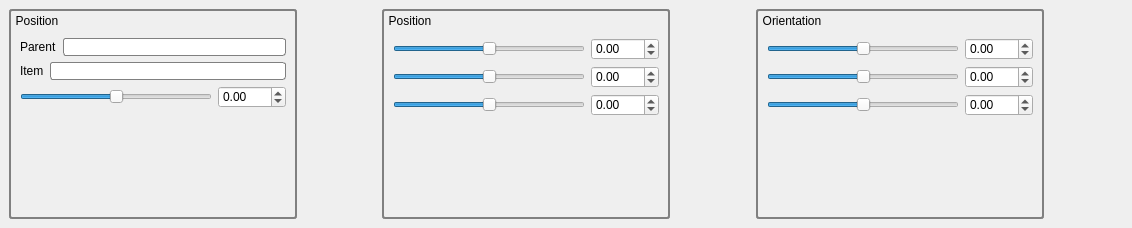
Qt form qtWidgets/ui/inspector_tab.ui (golems/grip2) before a commit.
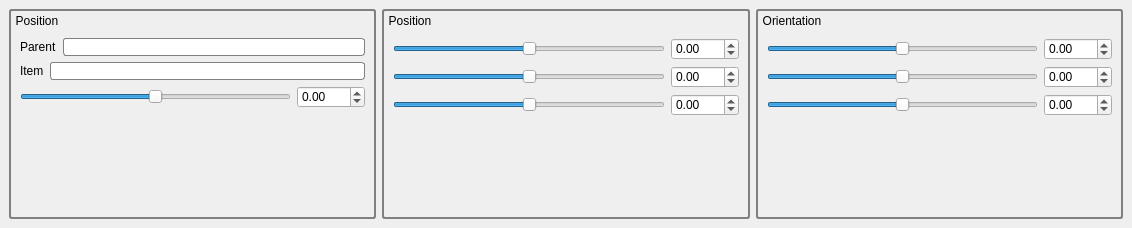
The same form after that commit. Custom widgets are drawn as their Qt base class.

Patch:
```diff
--- a/qtWidgets/ui/inspector_tab.ui
+++ b/qtWidgets/ui/inspector_tab.ui
@@ -148,19 +148,6 @@
       </layout>
      </widget>
     </item>
-    <item>
-     <spacer name="horizontalSpacer">
-      <property name="orientation">
-       <enum>Qt::Horizontal</enum>
-      </property>
-      <property name="sizeHint" stdset="0">
-       <size>
-        <width>79</width>
-        <height>20</height>
-       </size>
-      </property>
-     </spacer>
-    </item>
     <item>
      <widget class="QGroupBox" name="groupBox_4">
       <property name="sizePolicy">
@@ -298,19 +285,6 @@
       </layout>
      </widget>
     </item>
-    <item>
-     <spacer name="horizontalSpacer_2">
-      <property name="orientation">
-       <enum>Qt::Horizontal</enum>
-      </property>
-      <property name="sizeHint" stdset="0">
-       <size>
-        <width>80</width>
-        <height>20</height>
-       </size>
-      </property>
-     </spacer>
-    </item>
     <item>
      <widget class="QGroupBox" name="groupBox_3">
       <property name="sizePolicy">
@@ -448,19 +422,6 @@
       </layout>
      </widget>
     </item>
-    <item>
-     <spacer name="horizontalSpacer_4">
-      <property name="orientation">
-       <enum>Qt::Horizontal</enum>
-      </property>
-      <property name="sizeHint" stdset="0">
-       <size>
-        <width>79</width>
-        <height>20</height>
-       </size>
-      </property>
-     </spacer>
-    </item>
    </layout>
   </widget>
  </widget>
```
